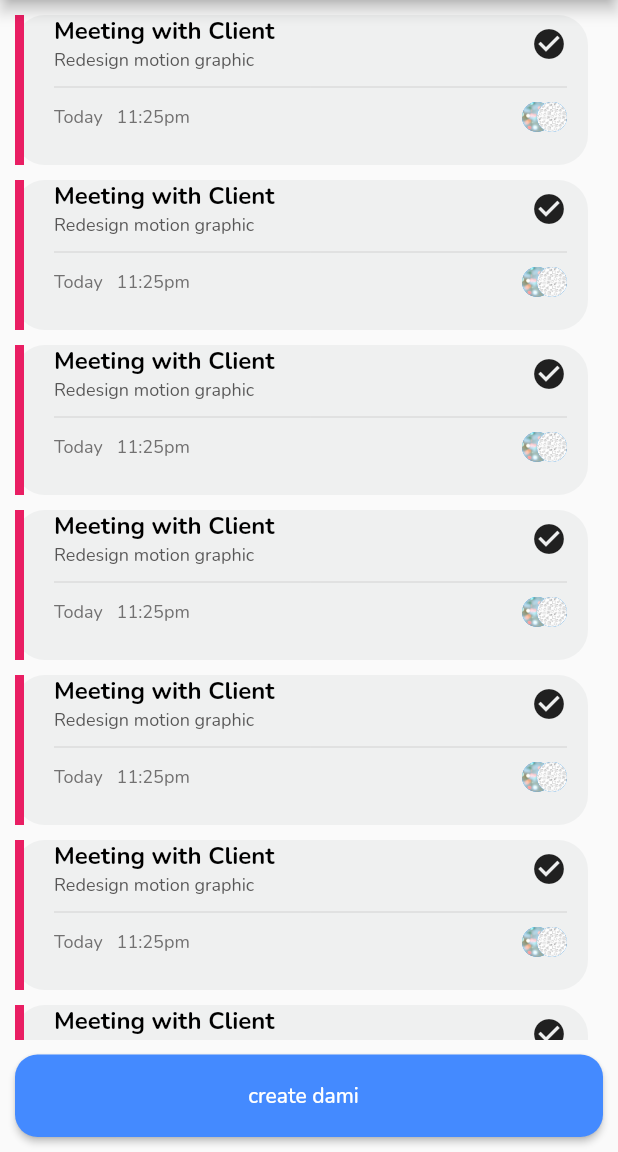
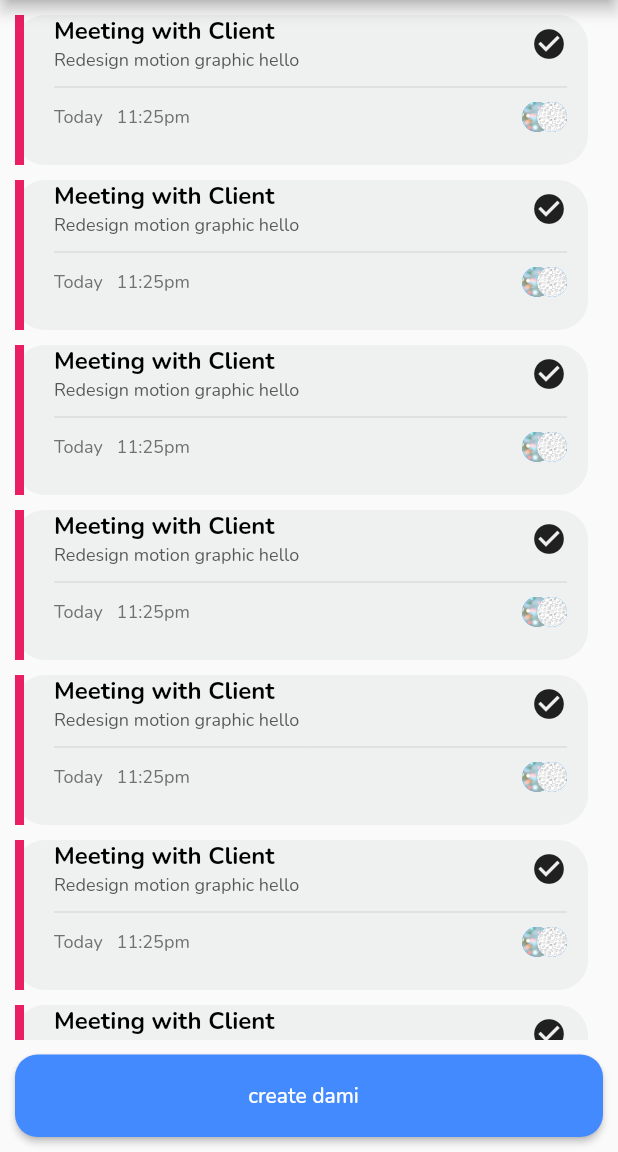
Before and after one commit to Manikgrg/todo, a Flutter app: the screen it shows after launch, on a phone screen of 412 x 824 dp, the part 84-1236 px from its top. Run offline on Flutter 3.47's test engine with Material 2 defaults, Android fonts, the phone set to English and light mode, and no system bars; our stand-ins replace google_fonts.

Commit message:
first commit

```diff
--- a/lib/widget/Todo_list_item.dart
+++ b/lib/widget/Todo_list_item.dart
@@ -38,7 +38,7 @@ child: Row(
                     fontSize: 16.0,
                     fontWeight: FontWeight.bold,
                     color: Colors.black),),
-          Text("Redesign motion graphic",style: TextStyle(color: Color.fromARGB(255, 87, 86, 86),fontSize: 12.0),)
+          Text("Redesign motion graphic hello",style: TextStyle(color: Color.fromARGB(255, 87, 86, 86),fontSize: 12.0),)
 
 ],
 ),
```
